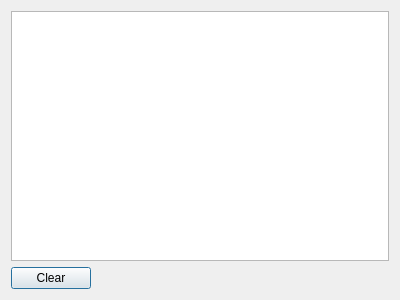
CST-Modelling-Tools/TonatiuhPP, file source/application/main/UndoView.ui: the form before one commit.
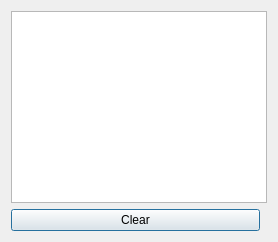
The form after the commit.

Patch:
```diff
--- a/source/application/main/UndoView.ui
+++ b/source/application/main/UndoView.ui
@@ -2,14 +2,6 @@
 <ui version="4.0">
  <class>UndoView</class>
  <widget class="QDialog" name="UndoView">
-  <property name="geometry">
-   <rect>
-    <x>0</x>
-    <y>0</y>
-    <width>400</width>
-    <height>300</height>
-   </rect>
-  </property>
   <property name="windowTitle">
    <string>Undo</string>
   </property>
@@ -31,12 +23,6 @@
        <property name="orientation">
         <enum>Qt::Horizontal</enum>
        </property>
-       <property name="sizeHint" stdset="0">
-        <size>
-         <width>40</width>
-         <height>20</height>
-        </size>
-       </property>
       </spacer>
      </item>
     </layout>
```
Left out of the diff: 2 changed lines with no effect on the pictures.
